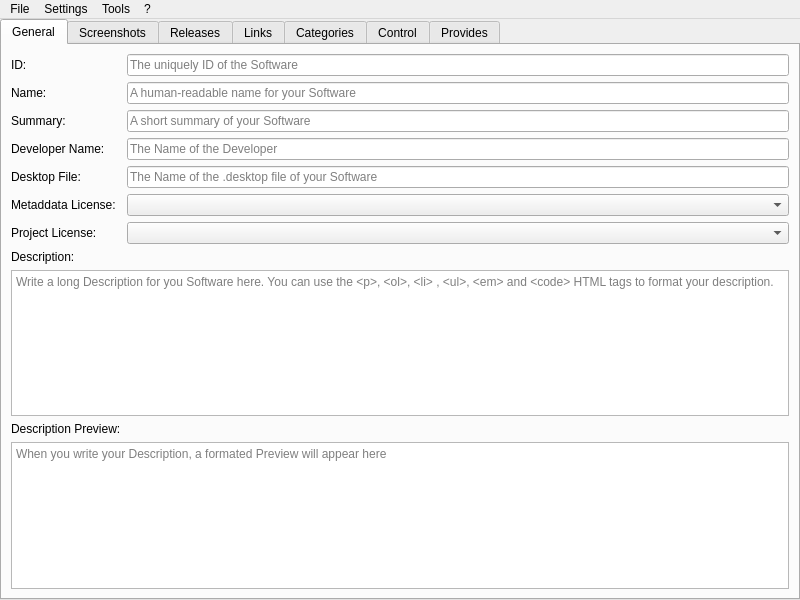
Old version of the form jdAppdataEdit/MainWindow.ui in the repository JakobDev/jdAppStreamEdit.
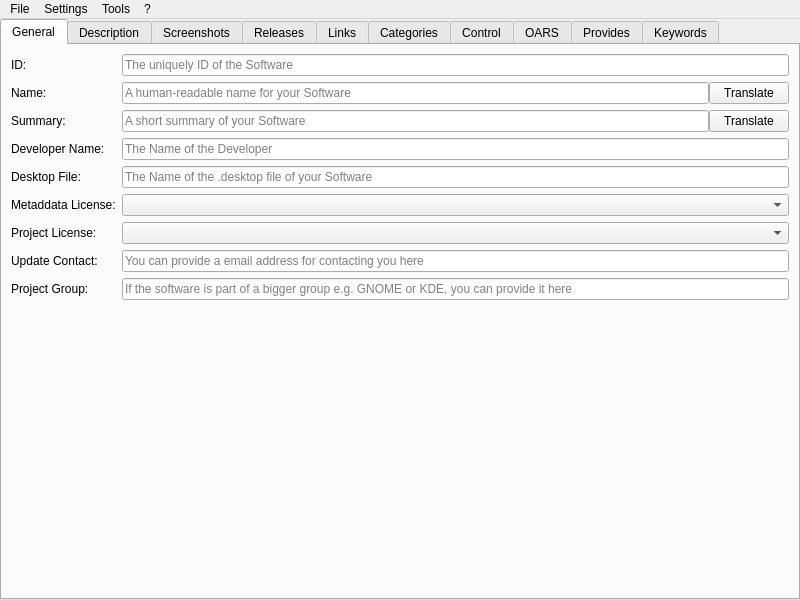
New version of the form. The open tabs and pages were chosen to show the change.

What changed in the file:
```diff
--- a/jdAppdataEdit/MainWindow.ui
+++ b/jdAppdataEdit/MainWindow.ui
@@ -33,7 +33,7 @@
     <item>
      <widget class="QTabWidget" name="main_tab_widget">
       <property name="currentIndex">
-       <number>6</number>
+       <number>0</number>
       </property>
       <widget class="QWidget" name="tab">
        <attribute name="title">
@@ -62,14 +62,28 @@
          </widget>
         </item>
         <item row="1" column="1">
-         <widget class="QLineEdit" name="name_edit">
-          <property name="text">
-           <string/>
+         <layout class="QHBoxLayout" name="horizontalLayout_6">
+          <property name="spacing">
+           <number>0</number>
           </property>
-          <property name="placeholderText">
-           <string>A human-readable name for your Software</string>
-          </property>
-         </widget>
+          <item>
+           <widget class="QLineEdit" name="name_edit">
+            <property name="text">
+             <string/>
+            </property>
+            <property name="placeholderText">
+             <string>A human-readable name for your Software</string>
+            </property>
+           </widget>
+          </item>
+          <item>
+           <widget class="QPushButton" name="translate_name_button">
+            <property name="text">
+             <string>Translate</string>
+            </property>
+           </widget>
+          </item>
+         </layout>
         </item>
         <item row="2" column="0">
          <widget class="QLabel" name="label_7">
@@ -79,91 +93,121 @@
          </widget>
         </item>
         <item row="2" column="1">
-         <widget class="QLineEdit" name="summary_edit">
-          <property name="placeholderText">
-           <string>A short summary of your Software</string>
+         <layout class="QHBoxLayout" name="horizontalLayout_7">
+          <property name="spacing">
+           <number>0</number>
           </property>
-         </widget>
+          <item>
+           <widget class="QLineEdit" name="summary_edit">
+            <property name="placeholderText">
+             <string>A short summary of your Software</string>
+            </property>
+           </widget>
+          </item>
+          <item>
+           <widget class="QPushButton" name="translate_summary_button">
+            <property name="text">
+             <string>Translate</string>
+            </property>
+           </widget>
+          </item>
+         </layout>
         </item>
-        <item row="3" column="0">
+        <item row="4" column="0">
          <widget class="QLabel" name="label_8">
           <property name="text">
            <string>Developer Name:</string>
           </property>
          </widget>
         </item>
-        <item row="3" column="1">
+        <item row="4" column="1">
          <widget class="QLineEdit" name="developer_name_edit">
           <property name="placeholderText">
            <string>The Name of the Developer</string>
           </property>
          </widget>
         </item>
-        <item row="5" column="0">
+        <item row="6" column="0">
+         <widget class="QLabel" name="label_19">
+          <property name="text">
+           <string>Desktop File:</string>
+          </property>
+         </widget>
+        </item>
+        <item row="6" column="1">
+         <widget class="QLineEdit" name="desktop_file_edit">
+          <property name="placeholderText">
+           <string>The Name of the .desktop file of your Software</string>
+          </property>
+         </widget>
+        </item>
+        <item row="8" column="0">
          <widget class="QLabel" name="label_3">
           <property name="text">
            <string>Metaddata License:</string>
           </property>
          </widget>
         </item>
-        <item row="5" column="1">
+        <item row="8" column="1">
          <widget class="QComboBox" name="metadata_license_box"/>
         </item>
-        <item row="6" column="0">
+        <item row="9" column="0">
          <widget class="QLabel" name="label_4">
           <property name="text">
            <string>Project License:</string>
           </property>
          </widget>
         </item>
-        <item row="6" column="1">
+        <item row="9" column="1">
          <widget class="QComboBox" name="project_license_box"/>
         </item>
-        <item row="8" column="0">
+        <item row="10" column="0">
          <widget class="QLabel" name="label_5">
           <property name="text">
-           <string>Description:</string>
+           <string>Update Contact:</string>
           </property>
          </widget>
         </item>
-        <item row="9" column="0" colspan="2">
-         <widget class="QPlainTextEdit" name="description_edit">
+        <item row="10" column="1">
+         <widget class="QLineEdit" name="update_contact_edit">
           <property name="placeholderText">
-           <string>Write a long Description for you Software here. You can use the &lt;p&gt;, &lt;ol&gt;, &lt;li&gt; , &lt;ul&gt;, &lt;em&gt; and &lt;code&gt; HTML tags to format your description.</string>
+           <string>You can provide a email address for contacting you here</string>
           </property>
          </widget>
         </item>
         <item row="11" column="0">
          <widget class="QLabel" name="label_6">
           <property name="text">
-           <string>Description Preview:</string>
+           <string>Project Group:</string>
           </property>
          </widget>
         </item>
-        <item row="12" column="0" colspan="2">
-         <widget class="QTextEdit" name="description_preview">
-          <property name="readOnly">
-           <bool>true</bool>
-          </property>
+        <item row="11" column="1">
+         <widget class="QLineEdit" name="project_group_edit">
           <property name="placeholderText">
-           <string>When you write your Description, a formated Preview will appear here</string>
+           <string>If the software is part of a bigger group e.g. GNOME or KDE, you can provide it here</string>
           </property>
          </widget>
         </item>
-        <item row="4" column="0">
-         <widget class="QLabel" name="label_19">
-          <property name="text">
-           <string>Desktop File:</string>
-          </property>
-         </widget>
-        </item>
-        <item row="4" column="1">
-         <widget class="QLineEdit" name="desktop_file_edit">
-          <property name="placeholderText">
-           <string>The Name of the .desktop file of your Software</string>
-          </property>
-         </widget>
-        </item>
+       </layout>
+      </widget>
+      <widget class="QWidget" name="description_tab">
+       <attribute name="title">
+        <string>Description</string>
+       </attribute>
+       <layout class="QVBoxLayout" name="description_layout">
+        <property name="leftMargin">
+         <number>0</number>
+        </property>
+        <property name="topMargin">
+         <number>0</number>
+        </property>
+        <property name="rightMargin">
+         <number>0</number>
+        </property>
+        <property name="bottomMargin">
+         <number>0</number>
+        </property>
        </layout>
       </widget>
       <widget class="QWidget" name="tab_2">
@@ -408,7 +452,11 @@
        </attribute>
        <layout class="QVBoxLayout" name="verticalLayout_4">
         <item>
-         <widget class="QListWidget" name="categorie_list"/>
+         <widget class="QListWidget" name="categorie_list">
+          <property name="dragDropMode">
+           <enum>QAbstractItemView::InternalMove</enum>
+          </property>
+         </widget>
         </item>
         <item>
          <layout class="QHBoxLayout" name="horizontalLayout_4">
@@ -624,6 +672,28 @@
         </item>
        </layout>
       </widget>
+      <widget class="QWidget" name="oras_tab">
+       <attribute name="title">
+        <string>OARS</string>
+       </attribute>
+       <layout class="QVBoxLayout" name="oras_layout">
+        <property name="spacing">
+         <number>0</number>
+        </property>
+        <property name="leftMargin">
+         <number>0</number>
+        </property>
+        <property name="topMargin">
+         <number>0</number>
+        </property>
+        <property name="rightMargin">
+         <number>0</number>
+        </property>
+        <property name="bottomMargin">
+         <number>0</number>
+        </property>
+       </layout>
+      </widget>
       <widget class="QWidget" name="tab_7">
        <attribute name="title">
         <string>Provides</string>
@@ -670,6 +740,55 @@
         </item>
        </layout>
       </widget>
+      <widget class="QWidget" name="tab_8">
+       <attribute name="title">
+        <string>Keywords</string>
+       </attribute>
+       <layout class="QVBoxLayout" name="verticalLayout_7">
+        <item>
+         <widget class="QLabel" name="label_21">
+          <property name="text">
+           <string>You can manage the Keywords for the Software here</string>
+          </property>
+          <property name="alignment">
+           <set>Qt::AlignCenter</set>
+          </property>
+         </widget>
+        </item>
+        <item>
+         <widget class="QListWidget" name="keyword_list">
+          <property name="dragDropMode">
+           <enum>QAbstractItemView::InternalMove</enum>
+          </property>
+         </widget>
+        </item>
+        <item>
+         <layout class="QHBoxLayout" name="horizontalLayout_8">
+          <item>
+           <widget class="QPushButton" name="keyword_add_button">
+            <property name="text">
+             <string>Add</string>
+            </property>
+           </widget>
+          </item>
+          <item>
+           <widget class="QPushButton" name="keyword_edit_button">
+            <property name="text">
+             <string>Edit</string>
+            </property>
+           </widget>
+          </item>
+          <item>
+           <widget class="QPushButton" name="keyword_remove_button">
+            <property name="text">
+             <string>Remove</string>
+            </property>
+           </widget>
+          </item>
+         </layout>
+        </item>
+       </layout>
+      </widget>
      </widget>
     </item>
    </layout>
```
